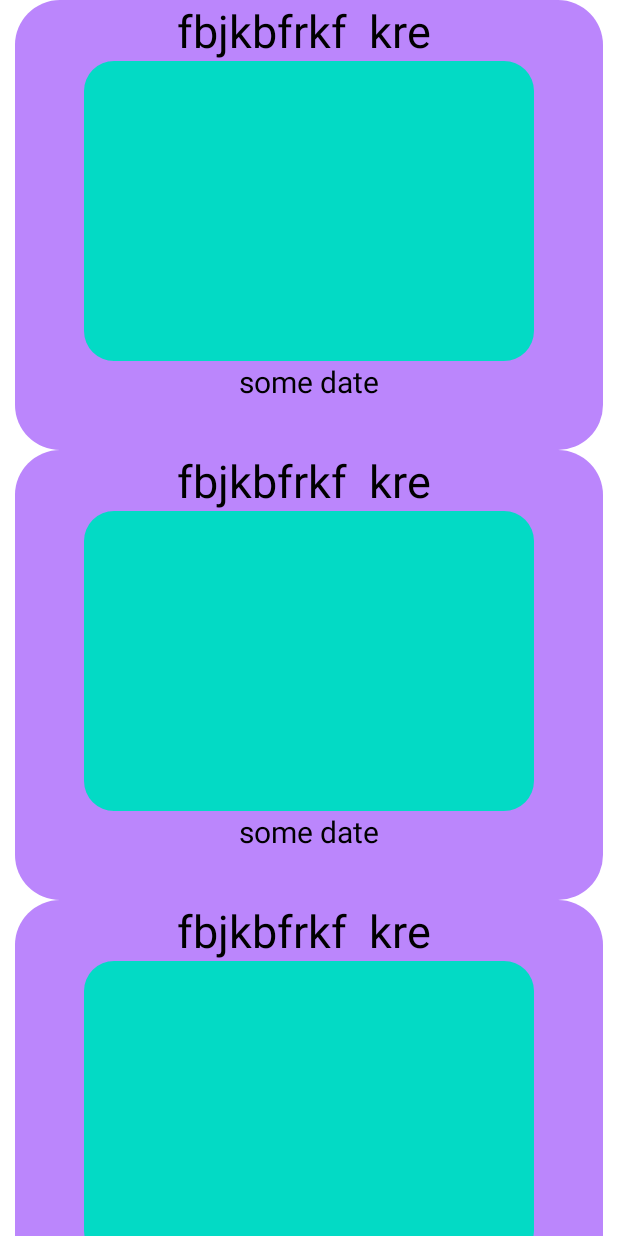
After one commit to bogdanov2812/22byte_test_task, an Android app: the layout fragment_news.xml on its own in the app's theme, with its tools: preview values and no code run, on a phone screen of 412 x 824 dp. The commit adds this screen. Run offline under Robolectric (Android 15) with nearby library versions, the light colour scheme and no system bars.

Commit message:
Setup project structure and add some sketch layout

```diff
--- a/app/src/main/AndroidManifest.xml
+++ b/app/src/main/AndroidManifest.xml
@@ -10,7 +10,7 @@
         android:supportsRtl="true"
         android:theme="@style/Theme.Test22byte">
         <activity
-            android:name=".MainActivity"
+            android:name=".ui.main.MainActivity"
             android:exported="true">
             <intent-filter>
                 <action android:name="android.intent.action.MAIN" />
--- /dev/null
+++ b/app/src/main/java/com/bogdanov/test22byte/data/model/News.kt
@@ -0,0 +1,6 @@
+package com.bogdanov.test22byte.data.model
+
+data class News(
+    val id: Long?
+
+    )
--- a/app/src/main/java/com/bogdanov/test22byte/MainActivity.kt
+++ b/app/src/main/java/com/bogdanov/test22byte/ui/main/MainActivity.kt
@@ -1,7 +1,8 @@
-package com.bogdanov.test22byte
+package com.bogdanov.test22byte.ui.main
 
 import androidx.appcompat.app.AppCompatActivity
 import android.os.Bundle
+import com.bogdanov.test22byte.R
 
 class MainActivity : AppCompatActivity() {
     override fun onCreate(savedInstanceState: Bundle?) {
--- /dev/null
+++ b/app/src/main/java/com/bogdanov/test22byte/ui/news/NewsViewModel.kt
@@ -0,0 +1,6 @@
+package com.bogdanov.test22byte.ui.news
+
+import androidx.lifecycle.ViewModel
+
+class NewsViewModel(): ViewModel() {
+}
--- /dev/null
+++ b/app/src/main/res/drawable/item_news_shape.xml
@@ -0,0 +1,5 @@
+<?xml version="1.0" encoding="utf-8"?>
+<shape xmlns:android="http://schemas.android.com/apk/res/android">
+    <solid android:color="@color/purple_200"/>
+    <corners android:radius="30dp"/>
+</shape>
--- a/app/src/main/res/layout/activity_main.xml
+++ b/app/src/main/res/layout/activity_main.xml
@@ -4,7 +4,7 @@
     xmlns:tools="http://schemas.android.com/tools"
     android:layout_width="match_parent"
     android:layout_height="match_parent"
-    tools:context=".MainActivity">
+    tools:context=".ui.main.MainActivity">
 
     <TextView
         android:layout_width="wrap_content"
--- /dev/null
+++ b/app/src/main/res/layout/fragment_news.xml
@@ -0,0 +1,14 @@
+<?xml version="1.0" encoding="utf-8"?>
+<FrameLayout xmlns:android="http://schemas.android.com/apk/res/android"
+    xmlns:tools="http://schemas.android.com/tools"
+    android:layout_width="match_parent"
+    android:layout_height="match_parent"
+    tools:context=".ui.news.NewsFragment">
+
+    <androidx.recyclerview.widget.RecyclerView
+        android:id="@+id/newsList"
+        android:layout_width="match_parent"
+        android:layout_height="match_parent"
+        tools:listitem="@layout/item_news" />
+
+</FrameLayout>
--- /dev/null
+++ b/app/src/main/res/layout/item_news.xml
@@ -0,0 +1,40 @@
+<?xml version="1.0" encoding="utf-8"?>
+<androidx.constraintlayout.widget.ConstraintLayout xmlns:app="http://schemas.android.com/apk/res-auto"
+    xmlns:android="http://schemas.android.com/apk/res/android"
+    android:layout_width="match_parent"
+    android:layout_height="300dp"
+    android:background="@drawable/item_news_shape"
+    android:layout_marginHorizontal="10dp">
+
+    <TextView
+        android:id="@+id/title"
+        android:layout_width="wrap_content"
+        android:layout_height="wrap_content"
+        android:text="fbjkbfrkf  kre "
+        android:textColor="@color/black"
+        android:textSize="30sp"
+        app:layout_constraintStart_toStartOf="parent"
+        app:layout_constraintEnd_toEndOf="parent"
+        app:layout_constraintTop_toTopOf="parent"/>
+
+    <com.google.android.material.imageview.ShapeableImageView
+        android:id="@+id/photo"
+        android:layout_width="300dp"
+        android:layout_height="200dp"
+        app:layout_constraintTop_toBottomOf="@id/title"
+        app:layout_constraintStart_toStartOf="parent"
+        app:layout_constraintEnd_toEndOf="parent"
+        android:src="@color/teal_200"
+        app:shapeAppearanceOverlay="@style/ShapeAppearanceOverlay.App.CornerSize10Percent"/>
+
+    <TextView
+        android:layout_width="wrap_content"
+        android:layout_height="wrap_content"
+        android:text="some date"
+        android:textSize="20sp"
+        android:textColor="@color/black"
+        app:layout_constraintTop_toBottomOf="@id/photo"
+        app:layout_constraintStart_toStartOf="parent"
+        app:layout_constraintEnd_toEndOf="parent"/>
+
+</androidx.constraintlayout.widget.ConstraintLayout>
--- a/app/src/main/res/values/strings.xml
+++ b/app/src/main/res/values/strings.xml
@@ -1,3 +1,5 @@
 <resources>
     <string name="app_name">Test22byte</string>
+    <!-- TODO: Remove or change this placeholder text -->
+    <string name="hello_blank_fragment">Hello blank fragment</string>
 </resources>
--- a/app/src/main/res/values/themes.xml
+++ b/app/src/main/res/values/themes.xml
@@ -13,4 +13,8 @@
         <item name="android:statusBarColor" tools:targetApi="l">?attr/colorPrimaryVariant</item>
         <!-- Customize your theme here. -->
     </style>
+
+    <style name="ShapeAppearanceOverlay.App.CornerSize10Percent" parent="">
+        <item name="cornerSize">10%</item>
+    </style>
 </resources>
```
Also changed, not shown: app/build.gradle (+12 -0 lines), app/src/main/java/com/bogdanov/test22byte/ui/news/NewsFragment.kt (added, +21 -0 lines), app/src/main/java/com/bogdanov/test22byte/ui/news_detail/NewsDetailFragment.kt (added, +32 -0 lines), app/src/main/java/com/bogdanov/test22byte/ui/news_detail/NewsDetailViewModel.kt (added, +7 -0 lines), app/src/main/res/font/roboto.xml (added, +7 -0 lines), app/src/main/res/layout/news_detail_fragment.xml (added, +13 -0 lines).
